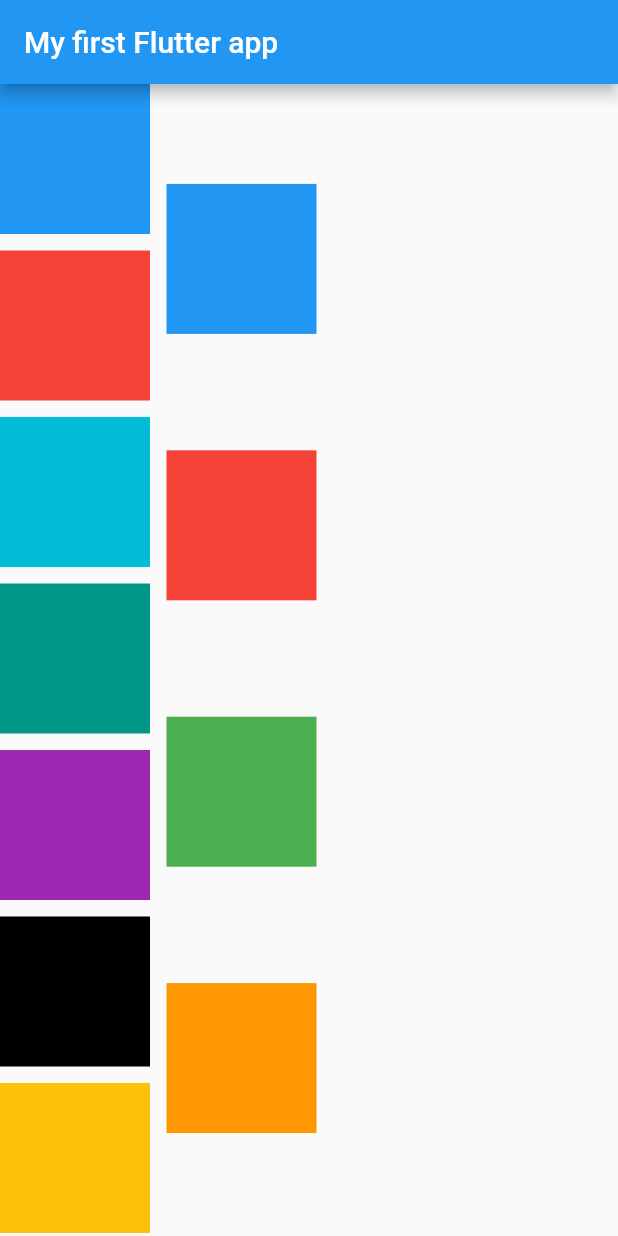
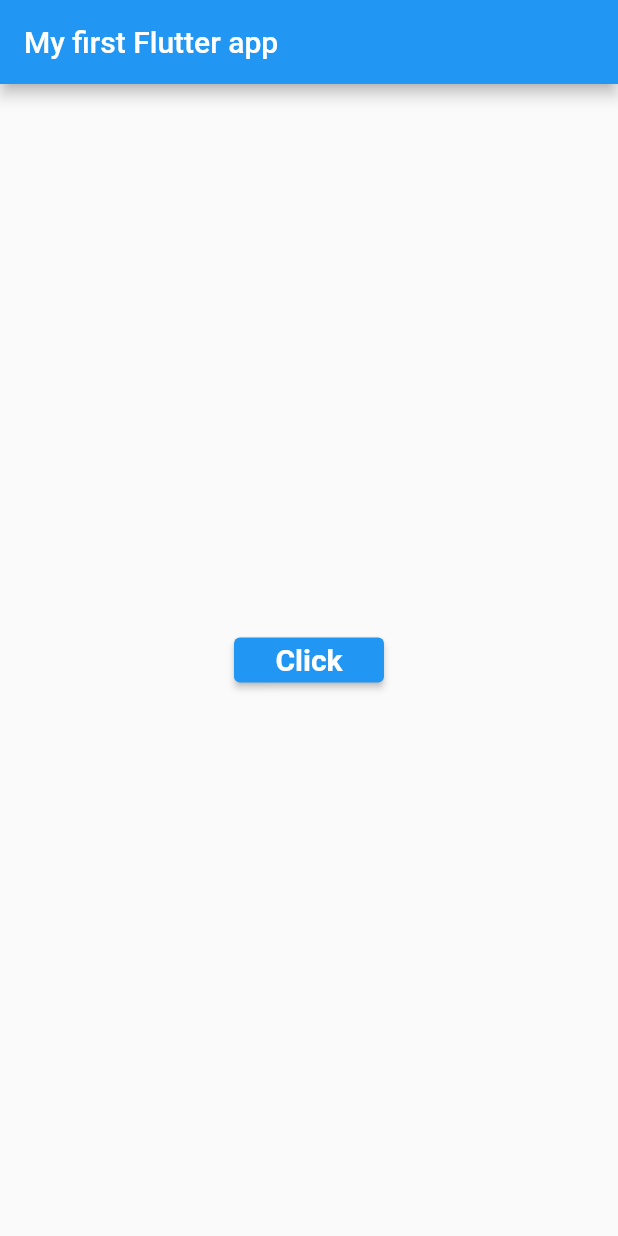
Before and after one commit to Spider-Calvin/MyFirst-Flutter-App, a Flutter app: the screen it shows after launch, on a phone screen of 412 x 824 dp. Run offline on Flutter 3.47's test engine with Material 2 defaults, Android fonts, the phone set to English and light mode, and no system bars.

Commit message:
Sized box in flutter use case and various boxes

```diff
--- a/lib/main.dart
+++ b/lib/main.dart
@@ -33,19 +33,6 @@ class MyHomePage extends StatefulWidget {
 
 
 class _MyHomePage extends State<MyHomePage>  {
-  var email = TextEditingController();
-  var colorsArray = [
-    Colors.deepOrange,
-    Colors.pink,
-    Colors.blue,
-    Colors.deepOrange,
-    Colors.amber,
-    Colors.purple,
-    Colors.yellow,
-    Colors.red,
-    Colors.cyan,
-    Colors.green
-  ];
 
   @override
   Widget build(BuildContext context) {
@@ -54,84 +41,34 @@ class _MyHomePage extends State<MyHomePage>  {
         appBar: AppBar(
           title: const Text("My first Flutter app"),
         ),
-        body: Container(
-          child:Wrap(
-            direction: Axis.vertical,
-            alignment: WrapAlignment.spaceEvenly,
-            spacing: 11,
-            runSpacing: 11,
-            children: [
-              Container(
-                width: 100,
-                height: 100,
-                color: Colors.blue,
-              ),
-
-              Container(
-                width: 100,
-                height: 100,
-                color: Colors.red,
-              ),
-
-              Container(
-                width: 100,
-                height: 100,
-                color: Colors.cyan,
-              ),
-
-              Container(
-                width: 100,
-                height: 100,
-                color: Colors.teal,
-              ),
-
-              Container(
-                width: 100,
-                height: 100,
-                color: Colors.purple,
-              ),
-
-              Container(
-                width: 100,
-                height: 100,
-                color: Colors.black,
-              ),
-
-              Container(
-                width: 100,
-                height: 100,
-                color: Colors.amber,
-              ),
-
-              Container(
-                width: 100,
-                height: 100,
-                color: Colors.blue,
-              ),
-
-              Container(
-                width: 100,
-                height: 100,
-                color: Colors.red,
-              ),
-
-              Container(
-                width: 100,
-                height: 100,
-                color: Colors.green,
-              ),
-
-              Container(
-                width: 100,
-                height: 100,
-                color: Colors.orange,
-              ),
-
-            ],
+        body:Center(
+          child: ConstrainedBox(
+            constraints: BoxConstraints(
+                minHeight: 30,
+                minWidth: 100,
+                // maxWidth: 100,
+                // maxHeight: 30
+            ),
+            child: SizedBox.shrink(
+              child: ElevatedButton(onPressed: (){}, child: Text("Click"),),
+            ),
           ),
         )
 
 
+
+      //   child: SizedBox.expand(
+      //   child: ElevatedButton(onPressed: (){}, child: Text("Click"),),
+      // ))
+
+
+      //
+      // SizedBox(
+      //   width: 200,
+      //   height: 50,
+      //   child: ElevatedButton(onPressed: (){}, child: Text("Click"),),
+      // )),
+
     );
   }
 }
```
